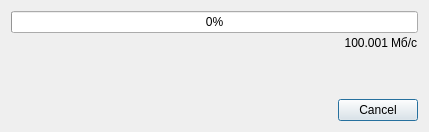
Old version of the form src/progressandspeeddialog.ui in the repository A-Izv/BigFileGenerator.
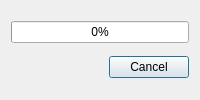
New version of the form.

```diff
--- a/src/progressandspeeddialog.ui
+++ b/src/progressandspeeddialog.ui
@@ -2,14 +2,6 @@
 <ui version="4.0">
  <class>ProgressAndSpeedDialog</class>
  <widget class="QDialog" name="ProgressAndSpeedDialog">
-  <property name="geometry">
-   <rect>
-    <x>0</x>
-    <y>0</y>
-    <width>429</width>
-    <height>132</height>
-   </rect>
-  </property>
   <property name="sizePolicy">
    <sizepolicy hsizetype="Fixed" vsizetype="Fixed">
     <horstretch>0</horstretch>
@@ -33,36 +25,6 @@
      </property>
     </widget>
    </item>
-   <item>
-    <layout class="QHBoxLayout" name="horizontalLayout">
-     <item>
-      <widget class="QLabel" name="speedLBL">
-       <property name="text">
-        <string>100.001</string>
-       </property>
-       <property name="alignment">
-        <set>Qt::AlignRight|Qt::AlignTop|Qt::AlignTrailing</set>
-       </property>
-      </widget>
-     </item>
-     <item>
-      <widget class="QLabel" name="MbsLBL">
-       <property name="sizePolicy">
-        <sizepolicy hsizetype="Fixed" vsizetype="Preferred">
-         <horstretch>0</horstretch>
-         <verstretch>0</verstretch>
-        </sizepolicy>
-       </property>
-       <property name="text">
-        <string>Мб/с</string>
-       </property>
-       <property name="alignment">
-        <set>Qt::AlignLeading|Qt::AlignLeft|Qt::AlignTop</set>
-       </property>
-      </widget>
-     </item>
-    </layout>
-   </item>
    <item>
     <widget class="QDialogButtonBox" name="resultBBX">
      <property name="orientation">
```
Left out of the diff: 12 changed lines with no effect on the pictures.
